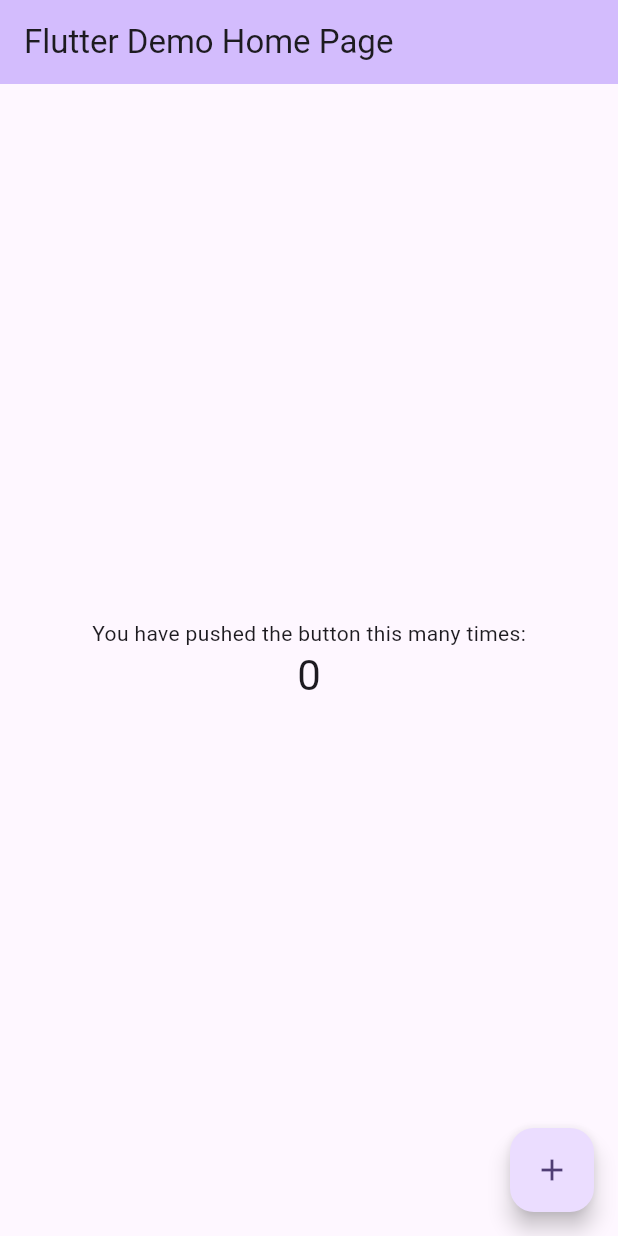
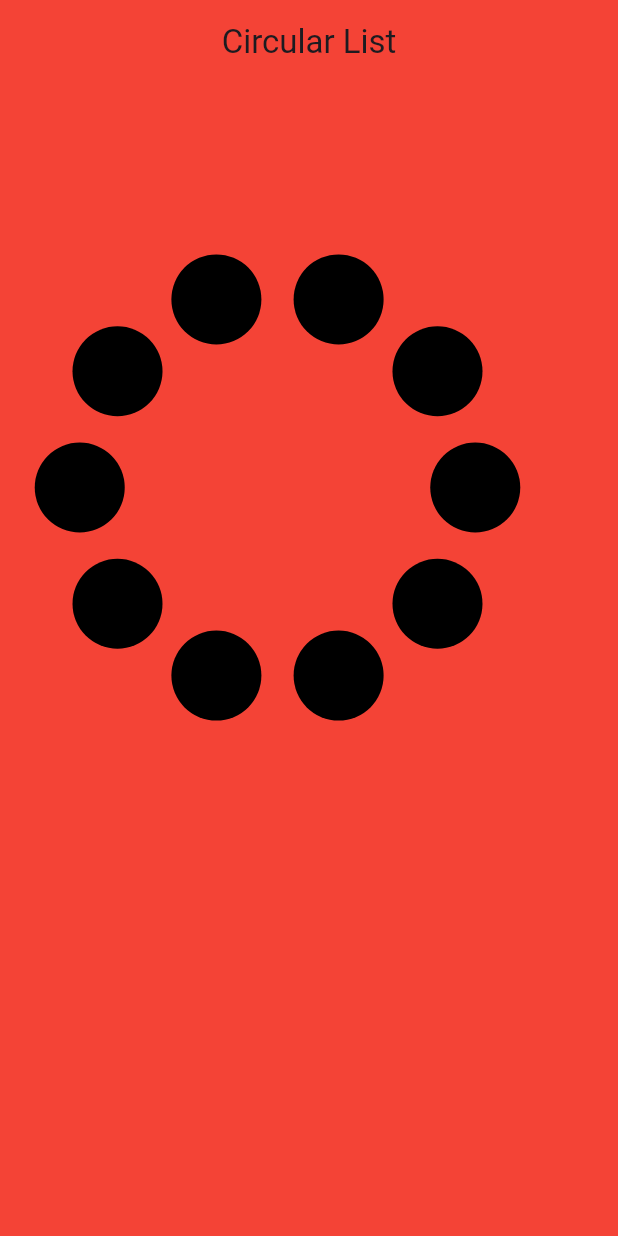
Before and after one commit to flutter99/flutter_projects, a Flutter app: the screen it shows after launch, on a phone screen of 412 x 824 dp. Run offline on Flutter 3.47's test engine with Material 2 defaults, Android fonts, the phone set to English and light mode, and no system bars.

Commit message:
Circular List Widget added

```diff
--- /dev/null
+++ b/flutter_widgets/lib/cirular_list/circle_list_widget.dart
@@ -0,0 +1,73 @@
+import 'dart:math' as math;
+import 'package:flutter/material.dart';
+
+
+class CircularList extends StatelessWidget {
+  final List<Widget> items;
+
+  const CircularList({
+    super.key,
+    required this.items,
+  });
+
+  @override
+  Widget build(BuildContext context) {
+    final double height = MediaQuery.sizeOf(context).height;
+    return Stack(
+      children: List.generate(items.length, (index) {
+        final angle = 2 * math.pi * (index / items.length);
+        final radius = height * 0.16;
+        final x = radius * math.cos(angle);
+        final y = radius * math.sin(angle);
+        return Positioned(
+          left: x + 155, // center x
+          top: y + 155, // center y
+          child: items[index],
+        );
+      }),
+    );
+  }
+}
+
+class CircularListWidget extends StatelessWidget {
+  const CircularListWidget({super.key});
+
+  @override
+  Widget build(BuildContext context) {
+    final double height = MediaQuery.sizeOf(context).height;
+    final double width = MediaQuery.sizeOf(context).width;
+    return Scaffold(
+      backgroundColor: Colors.red,
+      appBar: AppBar(
+        backgroundColor: Colors.red,
+        centerTitle: true,
+        title: Text('Circular List'),
+      ),
+      body: Center(
+        child: Column(
+          crossAxisAlignment: CrossAxisAlignment.center,
+          mainAxisAlignment: MainAxisAlignment.center,
+          children: [
+            SizedBox(
+              height: 600,
+              width: width,
+              child: CircularList(
+                items: List.generate(
+                  10,
+                  (index) => Container(
+                    height: 60,
+                    width: 60,
+                    decoration: const BoxDecoration(
+                      shape: BoxShape.circle,
+                      color: Colors.black,
+                    ),
+                  ),
+                ),
+              ),
+            ),
+          ],
+        ),
+      ),
+    );
+  }
+}
--- a/flutter_widgets/lib/main.dart
+++ b/flutter_widgets/lib/main.dart
@@ -1,4 +1,5 @@
 import 'package:flutter/material.dart';
+import 'package:flutter_widgets/cirular_list/circle_list_widget.dart';
 
 void main() {
   runApp(const MyApp());
@@ -13,113 +14,10 @@ class MyApp extends StatelessWidget {
     return MaterialApp(
       title: 'Flutter Demo',
       theme: ThemeData(
-        // This is the theme of your application.
-        //
-        // TRY THIS: Try running your application with "flutter run". You'll see
-        // the application has a blue toolbar. Then, without quitting the app,
-        // try changing the seedColor in the colorScheme below to Colors.green
-        // and then invoke "hot reload" (save your changes or press the "hot
-        // reload" button in a Flutter-supported IDE, or press "r" if you used
-        // the command line to start the app).
-        //
-        // Notice that the counter didn't reset back to zero; the application
-        // state is not lost during the reload. To reset the state, use hot
-        // restart instead.
-        //
-        // This works for code too, not just values: Most code changes can be
-        // tested with just a hot reload.
         colorScheme: ColorScheme.fromSeed(seedColor: Colors.deepPurple),
         useMaterial3: true,
       ),
-      home: const MyHomePage(title: 'Flutter Demo Home Page'),
+      home: const CircularListWidget(),
     );
   }
 }
-
-class MyHomePage extends StatefulWidget {
-  const MyHomePage({super.key, required this.title});
-
-  // This widget is the home page of your application. It is stateful, meaning
-  // that it has a State object (defined below) that contains fields that affect
-  // how it looks.
-
-  // This class is the configuration for the state. It holds the values (in this
-  // case the title) provided by the parent (in this case the App widget) and
-  // used by the build method of the State. Fields in a Widget subclass are
-  // always marked "final".
-
-  final String title;
-
-  @override
-  State<MyHomePage> createState() => _MyHomePageState();
-}
-
-class _MyHomePageState extends State<MyHomePage> {
-  int _counter = 0;
-
-  void _incrementCounter() {
-    setState(() {
-      // This call to setState tells the Flutter framework that something has
-      // changed in this State, which causes it to rerun the build method below
-      // so that the display can reflect the updated values. If we changed
-      // _counter without calling setState(), then the build method would not be
-      // called again, and so nothing would appear to happen.
-      _counter++;
-    });
-  }
-
-  @override
-  Widget build(BuildContext context) {
-    // This method is rerun every time setState is called, for instance as done
-    // by the _incrementCounter method above.
-    //
-    // The Flutter framework has been optimized to make rerunning build methods
-    // fast, so that you can just rebuild anything that needs updating rather
-    // than having to individually change instances of widgets.
-    return Scaffold(
-      appBar: AppBar(
-        // TRY THIS: Try changing the color here to a specific color (to
-        // Colors.amber, perhaps?) and trigger a hot reload to see the AppBar
-        // change color while the other colors stay the same.
-        backgroundColor: Theme.of(context).colorScheme.inversePrimary,
-        // Here we take the value from the MyHomePage object that was created by
-        // the App.build method, and use it to set our appbar title.
-        title: Text(widget.title),
-      ),
-      body: Center(
-        // Center is a layout widget. It takes a single child and positions it
-        // in the middle of the parent.
-        child: Column(
-          // Column is also a layout widget. It takes a list of children and
-          // arranges them vertically. By default, it sizes itself to fit its
-          // children horizontally, and tries to be as tall as its parent.
-          //
-          // Column has various properties to control how it sizes itself and
-          // how it positions its children. Here we use mainAxisAlignment to
-          // center the children vertically; the main axis here is the vertical
-          // axis because Columns are vertical (the cross axis would be
-          // horizontal).
-          //
-          // TRY THIS: Invoke "debug painting" (choose the "Toggle Debug Paint"
-          // action in the IDE, or press "p" in the console), to see the
-          // wireframe for each widget.
-          mainAxisAlignment: MainAxisAlignment.center,
-          children: <Widget>[
-            const Text(
-              'You have pushed the button this many times:',
-            ),
-            Text(
-              '$_counter',
-              style: Theme.of(context).textTheme.headlineMedium,
-            ),
-          ],
-        ),
-      ),
-      floatingActionButton: FloatingActionButton(
-        onPressed: _incrementCounter,
-        tooltip: 'Increment',
-        child: const Icon(Icons.add),
-      ), // This trailing comma makes auto-formatting nicer for build methods.
-    );
-  }
-}
```
